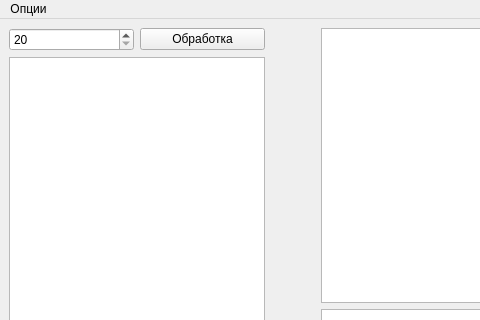
First picture: the form in loadUi.ui, repository Reivi/PyStatistic2, before the edit; both pictures show x 0 to 480 and y 0 to 320 of the 1124 by 873 pixel window.
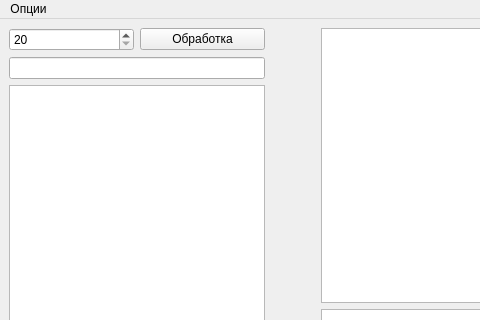
Second picture: the form after the edit.

```diff
--- a/loadUi.ui
+++ b/loadUi.ui
@@ -43,6 +43,31 @@
           </item>
          </layout>
         </item>
+        <item>
+         <widget class="QLineEdit" name="Name_graf">
+          <property name="sizePolicy">
+           <sizepolicy hsizetype="Expanding" vsizetype="Fixed">
+            <horstretch>0</horstretch>
+            <verstretch>0</verstretch>
+           </sizepolicy>
+          </property>
+          <property name="maximumSize">
+           <size>
+            <width>9999999</width>
+            <height>16777215</height>
+           </size>
+          </property>
+          <property name="text">
+           <string/>
+          </property>
+          <property name="readOnly">
+           <bool>false</bool>
+          </property>
+          <property name="placeholderText">
+           <string/>
+          </property>
+         </widget>
+        </item>
         <item>
          <widget class="QTableWidget" name="Table_input">
           <property name="enabled">
```
